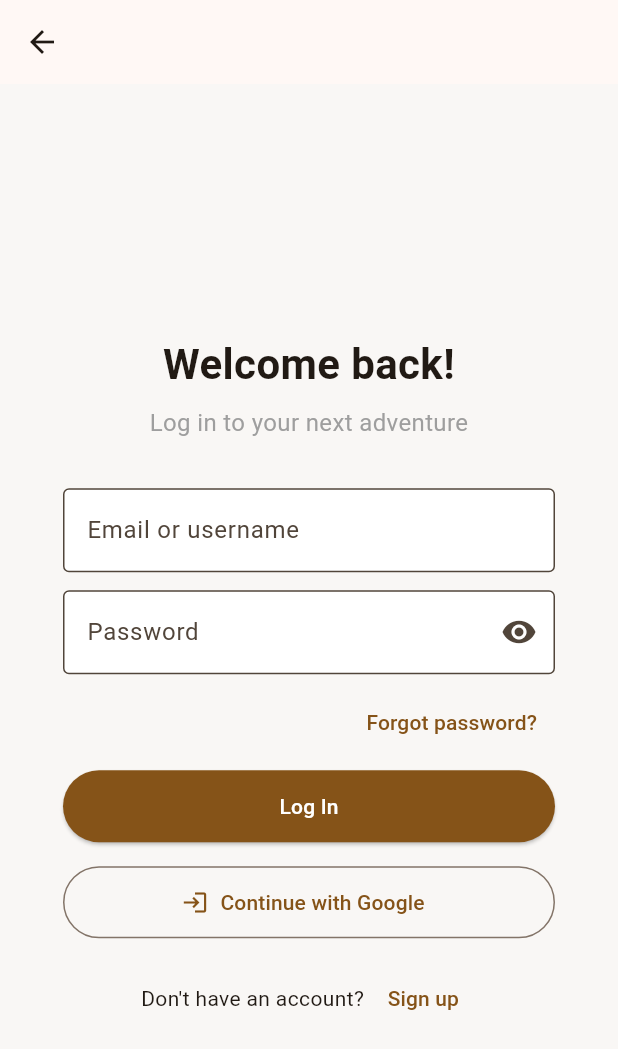
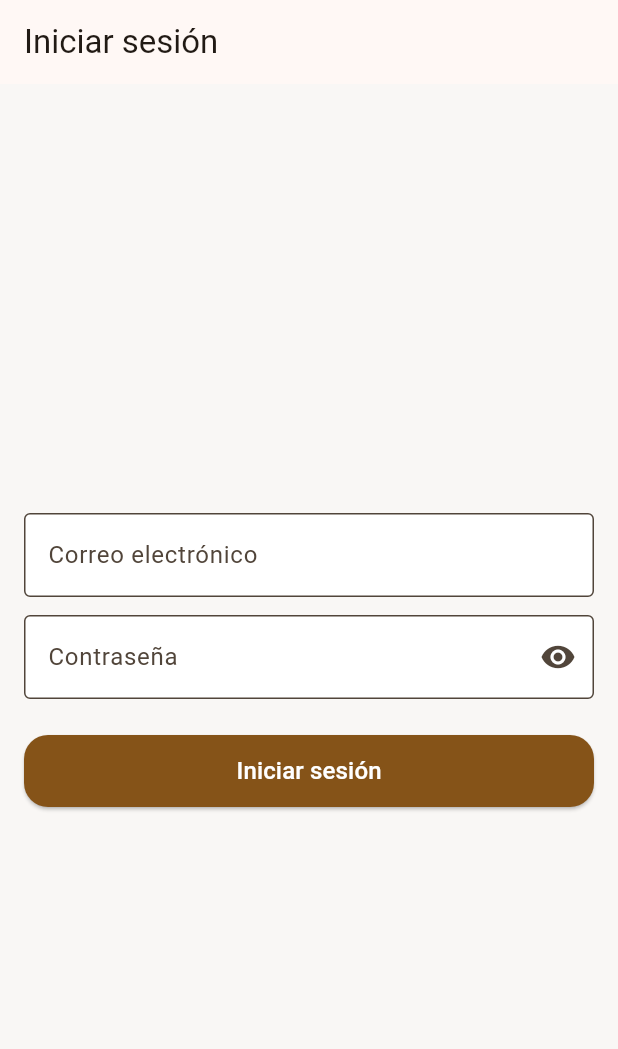
Before and after one commit to chriss212/link_up, a Flutter app: the screen it shows after launch, after a tap on "Log In", on a phone screen of 412 x 824 dp. Shown: the top 1049 px of the screen. Run offline on Flutter 3.47's test engine with Material 3 defaults, Android fonts, the phone set to English and light mode, and no system bars; our stand-ins replace dio, flutter_riverpod, go_router, shared_preferences, table_calendar.

Commit message:
Add authentication and user services with Dio integration
Introduces Dio-based API, Auth, and User service classes for handling authentication and user data. Refactors login and registration screens to use these services and persist JWT tokens with shared_preferences. Updates navigation logic and UI for login/register flows. Adds shared_preferences and dio dependencies, and configures plugin registration for macOS. Minor router and welcome screen improvements.

```diff
--- a/lib/login/login_screen.dart
+++ b/lib/login/login_screen.dart
@@ -1,113 +1,125 @@
 import 'package:flutter/material.dart';
 import 'package:go_router/go_router.dart';
-import 'package:link_up/shared/widgets/primary_button.dart';
+import 'package:shared_preferences/shared_preferences.dart';
+import '../services/auth_service.dart';
+import '../feed/event_feed_screen.dart';
 
-class LoginScreen extends StatelessWidget {
+class LoginScreen extends StatefulWidget {
   static const name = 'login';
   const LoginScreen({super.key});
 
   @override
+  State<LoginScreen> createState() => _LoginScreenState();
+}
+
+class _LoginScreenState extends State<LoginScreen> {
+  final _emailController = TextEditingController();
+  final _passwordController = TextEditingController();
+  final _authService = AuthService();
+
+  bool _isLoading = false;
+  bool _obscurePassword = true;
+
+  Future<void> _login() async {
+    if (_emailController.text.isEmpty || _passwordController.text.isEmpty) {
+      ScaffoldMessenger.of(context).showSnackBar(
+        const SnackBar(content: Text('Por favor completa todos los campos')),
+      );
+      return;
+    }
+
+    setState(() => _isLoading = true);
+
+    try {
+      final response = await _authService.login(
+        _emailController.text.trim(),
+        _passwordController.text.trim(),
+      );
+
+      final token = response.data['access_token'];
+
+      if (token != null) {
+        final prefs = await SharedPreferences.getInstance();
+        await prefs.setString('token', token);
+
+        ScaffoldMessenger.of(context).showSnackBar(
+          const SnackBar(content: Text('Inicio de sesión exitoso')),
+        );
+
+        // Navegación con GoRouter
+        if (mounted) {
+          context.goNamed(EventFeedScreen.name);
+        }
+      } else {
+        ScaffoldMessenger.of(context).showSnackBar(
+          const SnackBar(content: Text('No se recibió token del servidor')),
+        );
+      }
+    } catch (e) {
+      ScaffoldMessenger.of(
+        context,
+      ).showSnackBar(SnackBar(content: Text('Error al iniciar sesión: $e')));
+    } finally {
+      if (mounted) setState(() => _isLoading = false);
+    }
+  }
+
+  @override
   Widget build(BuildContext context) {
+    final theme = Theme.of(context);
+    final colorScheme = theme.colorScheme;
+
     return Scaffold(
-      appBar: AppBar(
-        leading: IconButton(
-          onPressed: () => context.go('/welcome'),
-          icon: const Icon(Icons.arrow_back),
-        ),
-      ),
-      body: Center(
-        child: ConstrainedBox(
-          constraints: const BoxConstraints(maxWidth: 360),
-          child: Padding(
+      appBar: AppBar(title: const Text('Iniciar sesión')),
+      body: Padding(
         padding: const EdgeInsets.all(16),
-            child: Form(
         child: Column(
-                mainAxisSize: MainAxisSize.min,
-                crossAxisAlignment: CrossAxisAlignment.stretch,
+          mainAxisAlignment: MainAxisAlignment.center,
           children: [
-                  Column(
-                    children: const [
-                      SizedBox(height: 32),
-                      Text(
-                        'Welcome back!',
-                        style: TextStyle(
-                          fontSize: 28,
-                          fontWeight: FontWeight.bold,
-                        ),
-                        textAlign: TextAlign.center,
-                      ),
-                      SizedBox(height: 8),
-                      Text(
-                        'Log in to your next adventure',
-                        style: TextStyle(
-                          fontSize: 16,
-                          color: Colors.grey,
-                        ),
-                        textAlign: TextAlign.center,
-                      ),
-                      SizedBox(height: 32),
-                    ],
-                  ),
-                  TextFormField(
+            TextField(
+              controller: _emailController,
+              keyboardType: TextInputType.emailAddress,
               decoration: const InputDecoration(
-                      labelText: 'Email or username',
+                labelText: 'Correo electrónico',
               ),
             ),
             const SizedBox(height: 12),
-                  TextFormField(
+            TextField(
+              controller: _passwordController,
+              obscureText: _obscurePassword,
               decoration: InputDecoration(
-                      labelText: 'Password',
+                labelText: 'Contraseña',
                 suffixIcon: IconButton(
-                        onPressed: () {},
-                        icon: const Icon(Icons.visibility),
+                  icon: Icon(
+                    _obscurePassword ? Icons.visibility : Icons.visibility_off,
                   ),
-                    ),
-                    obscureText: true,
-                  ),
-                  const SizedBox(height: 8),
-                  Align(
-                    alignment: Alignment.centerRight,
-                    child: TextButton(
-                      onPressed: () => context.go('/forgot-password'),
-                      child: const Text('Forgot password?')
-                    ),
-                  ),
-                  const SizedBox(height: 8),
-                  SizedBox(
-                    height: 48,
-                    child: PrimaryButton(
-                      label: 'Log In',
-                      onPressed: () => context.go('/feed'),
-                    ),
-                  ),
-                  const SizedBox(height: 16),
-                  SizedBox(
-                    height: 48,
-                    child: OutlinedButton.icon(
-                      icon: const Icon(Icons.login),
-                      label: const Text('Continue with Google'),
-                      onPressed: () => context.go('/feed'),
-                      style: OutlinedButton.styleFrom(
-                        shape: const StadiumBorder(),
-                        minimumSize: const Size.fromHeight(48),
+                  onPressed: () =>
+                      setState(() => _obscurePassword = !_obscurePassword),
                 ),
               ),
             ),
-                  const SizedBox(height: 16),
-                  Row(
-                    mainAxisAlignment: MainAxisAlignment.center,
-                    children: [
-                      const Text("Don't have an account? "),
-                      TextButton(
-                        onPressed: () => context.go('/register'),
-                        child: const Text('Sign up'),
+            const SizedBox(height: 24),
+            SizedBox(
+              height: 48,
+              width: double.infinity,
+              child: ElevatedButton(
+                onPressed: _isLoading ? null : _login,
+                style: ElevatedButton.styleFrom(
+                  backgroundColor: colorScheme.primary,
+                  foregroundColor: colorScheme.onPrimary,
+                  shape: RoundedRectangleBorder(
+                    borderRadius: BorderRadius.circular(16),
                   ),
-                    ],
                 ),
-                ],
+                child: _isLoading
+                    ? const CircularProgressIndicator(color: Colors.white)
+                    : const Text(
+                        'Iniciar sesión',
+                        style: TextStyle(fontSize: 16),
                       ),
               ),
             ),
+          ],
         ),
       ),
     );
--- a/lib/welcome/welcome_screen.dart
+++ b/lib/welcome/welcome_screen.dart
@@ -1,9 +1,11 @@
+// ignore_for_file: deprecated_member_use
+
 import 'package:flutter/material.dart';
 import 'package:go_router/go_router.dart';
 import 'package:link_up/login/login_screen.dart';
 import 'package:link_up/register/register_screen.dart';
 
-class WelcomeScreen extends StatefulWidget { //statefull porque maneja acciones
+class WelcomeScreen extends StatefulWidget {
   static const name = 'welcome';
   const WelcomeScreen({super.key});
 
@@ -11,42 +13,52 @@ class WelcomeScreen extends StatefulWidget { //statefull porque maneja acciones
   State<WelcomeScreen> createState() => _WelcomeScreenState();
 }
 
-class _WelcomeScreenState extends State<WelcomeScreen> with SingleTickerProviderStateMixin { //sincroniza la animacion con el refresh
-  late AnimationController _controller; //tiempo de duracion
-  late Animation<double> _fadeAnimation; //opacidad de la animacion
-  late Animation<double> _scaleAnimation; // la escala
-  late Animation<Offset> _slideAnimation;// para que suba levenmente
+class _WelcomeScreenState extends State<WelcomeScreen>
+    with SingleTickerProviderStateMixin {
+  late AnimationController _controller;
+  late Animation<double> _fadeAnimation;
+  late Animation<double> _scaleAnimation;
+  late Animation<Offset> _slideAnimation;
 
   @override
   void initState() {
     super.initState();
     _controller = AnimationController(
-      duration: const Duration(milliseconds: 1500), //el tiempo de la animacion
+      duration: const Duration(milliseconds: 1500),
       vsync: this,
     );
 
-    _fadeAnimation = Tween<double>(begin: 0.0, end: 1.0).animate( //define el tramo de la animacion y la naturalidad de la onda que tan visible es
-      CurvedAnimation(parent: _controller, curve: const Interval(0.0, 0.5, curve: Curves.easeOut)), //easeout que vaya lentito
+    _fadeAnimation = Tween<double>(begin: 0.0, end: 1.0).animate(
+      CurvedAnimation(
+        parent: _controller,
+        curve: const Interval(0.0, 0.5, curve: Curves.easeOut),
+      ),
     );
 
-    _scaleAnimation = Tween<double>(begin: 0.8, end: 1.0).animate( //el tamano de mi widget
-      CurvedAnimation(parent: _controller, curve: const Interval(0.0, 0.6, curve: Curves.elasticOut)),
+    _scaleAnimation = Tween<double>(begin: 0.8, end: 1.0).animate(
+      CurvedAnimation(
+        parent: _controller,
+        curve: const Interval(0.0, 0.6, curve: Curves.elasticOut),
+      ),
     );
 
-    _slideAnimation = Tween<Offset>(begin: const Offset(0, 0.3), end: Offset.zero).animate( //entra deslizandose de abajo hacia arriba de x,y
-      CurvedAnimation(parent: _controller, curve: const Interval(0.3, 1.0, curve: Curves.easeOutCubic)),
-    );
+    _slideAnimation =
+        Tween<Offset>(begin: const Offset(0, 0.3), end: Offset.zero).animate(
+          CurvedAnimation(
+            parent: _controller,
+            curve: const Interval(0.3, 1.0, curve: Curves.easeOutCubic),
+          ),
+        );
 
-    _controller.forward(); //para que inicie la animacion
+    _controller.forward();
   }
 
   @override
-  void dispose() { //cuando el widget no esta pantalla lo quita
+  void dispose() {
     _controller.dispose();
     super.dispose();
   }
 
-// AQUI ESTA TODA LA ESTRUCTURA BASE DE LA PANTALLA
   @override
   Widget build(BuildContext context) {
     final theme = Theme.of(context);
@@ -54,11 +66,9 @@ class _WelcomeScreenState extends State<WelcomeScreen> with SingleTickerProvider
 
     return Scaffold(
       body: Container(
-        width: double.infinity, //todo ancho posible
-        height: double.infinity, //todo el alto posible
+        width: double.infinity,
+        height: double.infinity,
         decoration: BoxDecoration(
-
-          //PARA EL GRADIENT
           gradient: LinearGradient(
             begin: Alignment.topLeft,
             end: Alignment.bottomRight,
@@ -67,32 +77,29 @@ class _WelcomeScreenState extends State<WelcomeScreen> with SingleTickerProvider
               colorScheme.primaryContainer.withOpacity(0.1),
               theme.scaffoldBackgroundColor,
             ],
-            stops: const [0.0, 0.5, 1.0], //inicio, la mitad y el final del gradient
+            stops: const [0.0, 0.5, 1.0],
           ),
         ),
-
-        child: SafeArea( //no se meta abajo del notch
+        child: SafeArea(
           child: Center(
             child: ConstrainedBox(
-              constraints: const BoxConstraints(maxWidth: 400),//limita el ancho a 400 para que en otros dispositivos no se distorsione
+              constraints: const BoxConstraints(maxWidth: 400),
               child: Padding(
-                padding: const EdgeInsets.all(32), //espacio interno
+                padding: const EdgeInsets.all(32),
                 child: Column(
-                  mainAxisAlignment: MainAxisAlignment.center, //centra elementos vertical
-                  crossAxisAlignment: CrossAxisAlignment.stretch, //usa todo el ancho posible
+                  mainAxisAlignment: MainAxisAlignment.center,
+                  crossAxisAlignment: CrossAxisAlignment.stretch,
                   children: [
                     const Spacer(flex: 2),
-
-                    // Logo animado
                     FadeTransition(
                       opacity: _fadeAnimation,
                       child: ScaleTransition(
-                        scale: _scaleAnimation, //esto se hizo para que parecia un efecto pop del logo
+                        scale: _scaleAnimation,
                         child: Container(
-                          padding: const EdgeInsets.all(24), //el espacio alrededor de la imagen
+                          padding: const EdgeInsets.all(24),
                           decoration: BoxDecoration(
-                            color: theme.inputDecorationTheme.fillColor, //el color de mi tema
-                            shape: BoxShape.circle,//forma circular
+                            color: theme.inputDecorationTheme.fillColor,
+                            shape: BoxShape.circle,
                             boxShadow: [
                               BoxShadow(
                                 color: colorScheme.primary.withOpacity(0.2),
@@ -101,22 +108,19 @@ class _WelcomeScreenState extends State<WelcomeScreen> with SingleTickerProvider
                               ),
                             ],
                           ),
-
-                          // Para poner la foto del logo
                           child: Image.asset(
                             'assets/images/Linkup.png',
                             height: 120,
-                            errorBuilder: (context, error, stackTrace) { //por si el asset no sirve para que no me salga feo en pantalla
-                              return Icon(Icons.group_rounded, size: 120, color: colorScheme.primary);
-                            },
+                            errorBuilder: (_, __, ___) => Icon(
+                              Icons.group_rounded,
+                              size: 120,
+                              color: colorScheme.primary,
+                            ),
                           ),
                         ),
                       ),
                     ),
-
-                    const SizedBox(height: 40), // la sepacion del logo y el tectp
-
-                    // Título + copy
+                    const SizedBox(height: 40),
                     FadeTransition(
                       opacity: _fadeAnimation,
                       child: SlideTransition(
@@ -145,10 +149,7 @@ class _WelcomeScreenState extends State<WelcomeScreen> with SingleTickerProvider
                         ),
                       ),
                     ),
-
                     const Spacer(flex: 3),
-
-                    // Botones
                     FadeTransition(
                       opacity: _fadeAnimation,
                       child: SlideTransition(
@@ -159,41 +160,42 @@ class _WelcomeScreenState extends State<WelcomeScreen> with SingleTickerProvider
                             SizedBox(
                               height: 56,
                               child: ElevatedButton(
-                                onPressed: () => context.goNamed(LoginScreen.name),
+                                onPressed: () =>
+                                    context.goNamed(LoginScreen.name),
                                 style: ElevatedButton.styleFrom(
                                   backgroundColor: colorScheme.primary,
                                   foregroundColor: colorScheme.onPrimary,
-                                  elevation: 4,
-                                  shadowColor: colorScheme.primary.withOpacity(0.4),
-                                  shape: RoundedRectangleBorder(borderRadius: BorderRadius.circular(16)),
+                                  shape: RoundedRectangleBorder(
+                                    borderRadius: BorderRadius.circular(16),
+                                  ),
                                 ),
-                                child: const Text('Log In',
-                                  style: TextStyle(fontSize: 16, fontWeight: FontWeight.w600, letterSpacing: 0.5),
-                                ),
+                                child: const Text('Log In'),
                               ),
                             ),
                             const SizedBox(height: 16),
                             SizedBox(
                               height: 56,
                               child: OutlinedButton(
-                                onPressed: () => context.goNamed(RegisterScreen.name),
+                                onPressed: () =>
+                                    context.goNamed(RegisterScreen.name),
                                 style: OutlinedButton.styleFrom(
                                   foregroundColor: colorScheme.primary,
-                                  side: BorderSide(color: colorScheme.primary, width: 2),
-                                  shape: RoundedRectangleBorder(borderRadius: BorderRadius.circular(16)),
+                                  side: BorderSide(
+                                    color: colorScheme.primary,
+                                    width: 2,
+                                  ),
+                                  shape: RoundedRectangleBorder(
+                                    borderRadius: BorderRadius.circular(16),
+                                  ),
                                 ),
-                                child: const Text('Register',
-                                  style: TextStyle(fontSize: 16, fontWeight: FontWeight.w600, letterSpacing: 0.5),
-                                ),
+                                child: const Text('Register'),
                               ),
                             ),
                           ],
                         ),
                       ),
                     ),
-
                     const Spacer(flex: 1),
-
                     FadeTransition(
                       opacity: _fadeAnimation,
                       child: Text(
@@ -206,7 +208,6 @@ class _WelcomeScreenState extends State<WelcomeScreen> with SingleTickerProvider
                         ),
                       ),
                     ),
-
                     const SizedBox(height: 20),
                   ],
                 ),
```
Also changed, not shown: lib/config/router/app_router.dart (+20 -9 lines), lib/register/register_screen.dart (+80 -84 lines), lib/services/api_service.dart (added, +22 -0 lines), lib/services/auth_service.dart (added, +43 -0 lines), lib/services/dio_client.dart (added, +41 -0 lines), lib/services/user_service.dart (added, +27 -0 lines). Lines whose indentation alone changed are shown as unchanged.
